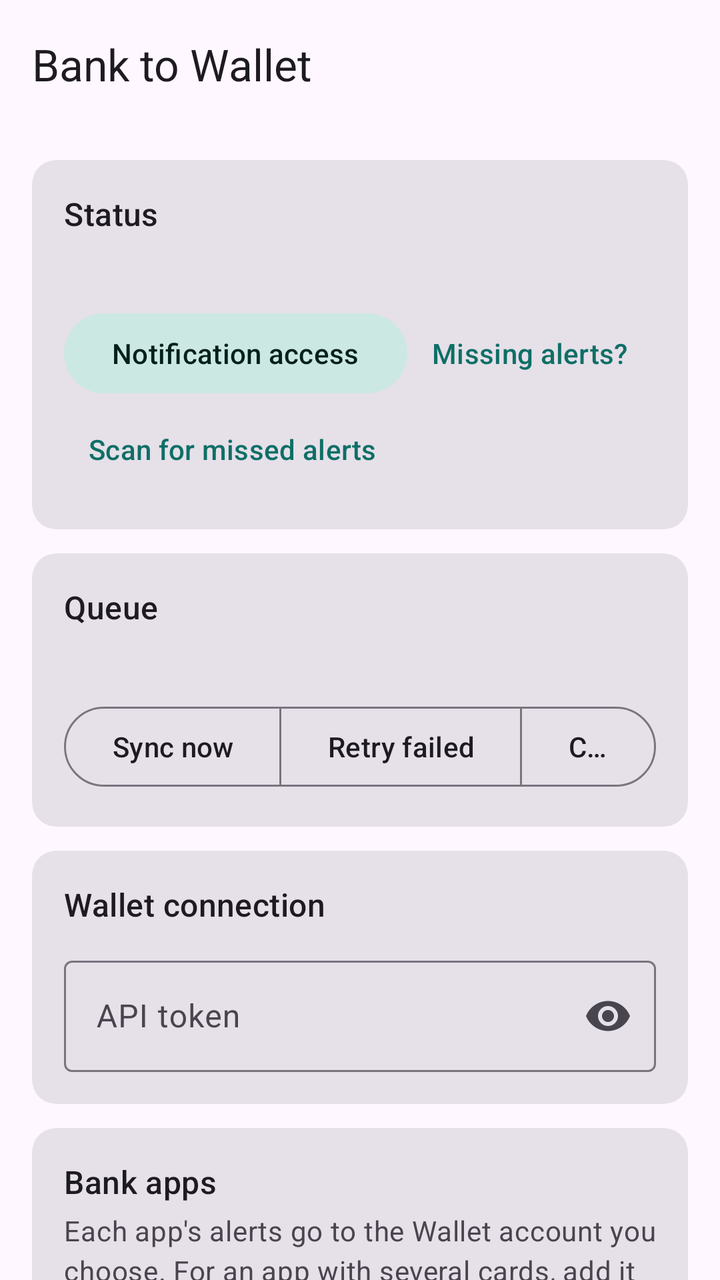
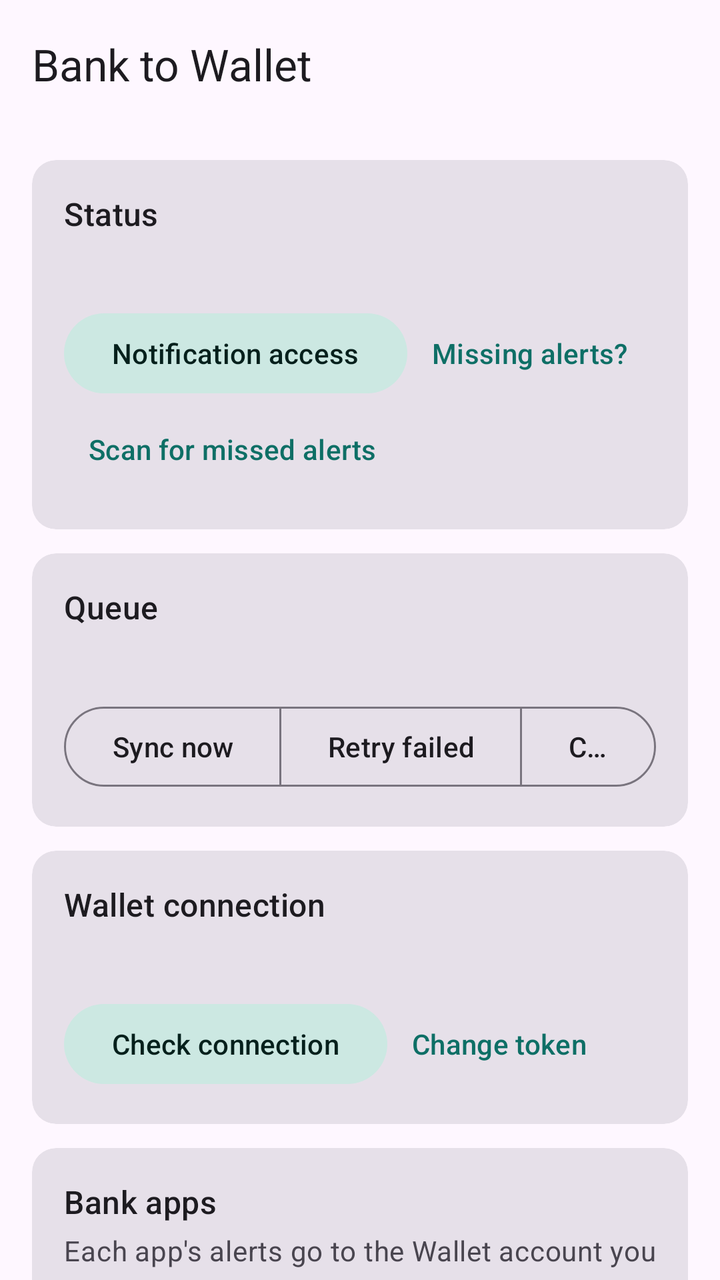

Before-and-after screenshots of an Android layout around one commit, followed by the original layout XML and the change that was made.
<!-- AndroidManifest.xml: application theme Theme.BankSync -->
<!-- res/layout/activity_main.xml -->
<?xml version="1.0" encoding="utf-8"?>
<androidx.coordinatorlayout.widget.CoordinatorLayout xmlns:android="http://schemas.android.com/apk/res/android"
    xmlns:app="http://schemas.android.com/apk/res-auto"
    android:layout_width="match_parent"
    android:layout_height="match_parent"
    android:fitsSystemWindows="true">

    <com.google.android.material.appbar.AppBarLayout
        android:layout_width="match_parent"
        android:layout_height="wrap_content">

        <com.google.android.material.appbar.MaterialToolbar
            android:id="@+id/toolbar"
            android:layout_width="match_parent"
            android:layout_height="?attr/actionBarSize"
            app:title="Bank to Wallet" />
    </com.google.android.material.appbar.AppBarLayout>

    <androidx.core.widget.NestedScrollView
        android:layout_width="match_parent"
        android:layout_height="match_parent"
        android:clipToPadding="false"
        app:layout_behavior="@string/appbar_scrolling_view_behavior">

        <LinearLayout
            android:layout_width="match_parent"
            android:layout_height="wrap_content"
            android:orientation="vertical"
            android:padding="16dp">

            
            <com.google.android.material.card.MaterialCardView
                style="@style/Widget.BankSync.Card"
                android:layout_width="match_parent"
                android:layout_height="wrap_content">

                <LinearLayout
                    android:layout_width="match_parent"
                    android:layout_height="wrap_content"
                    android:orientation="vertical"
                    android:padding="16dp">

                    <TextView
                        android:layout_width="wrap_content"
                        android:layout_height="wrap_content"
                        android:text="Status"
                        android:textAppearance="?attr/textAppearanceTitleMedium" />

                    <TextView
                        android:id="@+id/statusText"
                        android:layout_width="match_parent"
                        android:layout_height="wrap_content"
                        android:layout_marginTop="8dp"
                        android:textAppearance="?attr/textAppearanceBodyMedium" />

                    <LinearLayout
                        android:layout_width="match_parent"
                        android:layout_height="wrap_content"
                        android:layout_marginTop="8dp"
                        android:orientation="horizontal">

                        <Button
                            android:id="@+id/grantButton"
                            style="@style/Widget.Material3.Button.TonalButton"
                            android:layout_width="wrap_content"
                            android:layout_height="wrap_content"
                            android:text="Notification access" />

                        <Button
                            android:id="@+id/batteryButton"
                            style="@style/Widget.Material3.Button.TextButton"
                            android:layout_width="wrap_content"
                            android:layout_height="wrap_content"
                            android:text="Missing alerts?" />
                    </LinearLayout>

                    <Button
                        android:id="@+id/scanButton"
                        style="@style/Widget.Material3.Button.TextButton"
                        android:layout_width="wrap_content"
                        android:layout_height="wrap_content"
                        android:text="Scan for missed alerts" />
                </LinearLayout>
            </com.google.android.material.card.MaterialCardView>

            
            <com.google.android.material.card.MaterialCardView
                style="@style/Widget.BankSync.Card"
                android:layout_width="match_parent"
                android:layout_height="wrap_content">

                <LinearLayout
                    android:layout_width="match_parent"
                    android:layout_height="wrap_content"
                    android:orientation="vertical"
                    android:padding="16dp">

                    <TextView
                        android:layout_width="wrap_content"
                        android:layout_height="wrap_content"
                        android:text="Queue"
                        android:textAppearance="?attr/textAppearanceTitleMedium" />

                    <TextView
                        android:id="@+id/queueText"
                        android:layout_width="match_parent"
                        android:layout_height="wrap_content"
                        android:layout_marginTop="8dp"
                        android:textAppearance="?attr/textAppearanceBodyMedium" />

                    <com.google.android.material.button.MaterialButtonToggleGroup
                        android:layout_width="wrap_content"
                        android:layout_height="wrap_content"
                        android:layout_marginTop="8dp">

                        <Button
                            android:id="@+id/syncButton"
                            style="?attr/materialButtonOutlinedStyle"
                            android:layout_width="wrap_content"
                            android:layout_height="wrap_content"
                            android:text="Sync now" />

                        <Button
                            android:id="@+id/retryButton"
                            style="?attr/materialButtonOutlinedStyle"
                            android:layout_width="wrap_content"
                            android:layout_height="wrap_content"
                            android:text="Retry failed" />

                        <Button
                            android:id="@+id/clearButton"
                            style="?attr/materialButtonOutlinedStyle"
                            android:layout_width="wrap_content"
                            android:layout_height="wrap_content"
                            android:text="Clear" />
                    </com.google.android.material.button.MaterialButtonToggleGroup>
                </LinearLayout>
            </com.google.android.material.card.MaterialCardView>

            
            <com.google.android.material.card.MaterialCardView
                style="@style/Widget.BankSync.Card"
                android:layout_width="match_parent"
                android:layout_height="wrap_content">

                <LinearLayout
                    android:layout_width="match_parent"
                    android:layout_height="wrap_content"
                    android:orientation="vertical"
                    android:padding="16dp">

                    <TextView
                        android:layout_width="wrap_content"
                        android:layout_height="wrap_content"
                        android:text="Wallet connection"
                        android:textAppearance="?attr/textAppearanceTitleMedium" />

                    <com.google.android.material.textfield.TextInputLayout
                        android:id="@+id/tokenLayout"
                        style="@style/Widget.Material3.TextInputLayout.OutlinedBox"
                        android:layout_width="match_parent"
                        android:layout_height="wrap_content"
                        android:layout_marginTop="12dp"
                        android:hint="API token"
                        app:endIconMode="password_toggle">

                        <com.google.android.material.textfield.TextInputEditText
                            android:id="@+id/tokenInput"
                            android:layout_width="match_parent"
                            android:layout_height="wrap_content"
                            android:inputType="textPassword" />
                    </com.google.android.material.textfield.TextInputLayout>

                </LinearLayout>
            </com.google.android.material.card.MaterialCardView>

            
            <com.google.android.material.card.MaterialCardView
                style="@style/Widget.BankSync.Card"
                android:layout_width="match_parent"
                android:layout_height="wrap_content">

                <LinearLayout
                    android:layout_width="match_parent"
                    android:layout_height="wrap_content"
                    android:orientation="vertical"
                    android:padding="16dp">

                    <TextView
                        android:layout_width="wrap_content"
                        android:layout_height="wrap_content"
                        android:text="Bank apps"
                        android:textAppearance="?attr/textAppearanceTitleMedium" />

                    <TextView
                        android:layout_width="match_parent"
                        android:layout_height="wrap_content"
                        android:layout_marginTop="4dp"
                        android:text="Each app's alerts go to the Wallet account you choose. For an app with several cards, add it once per card."
                        android:textAppearance="?attr/textAppearanceBodyMedium"
                        android:textColor="?attr/colorOnSurfaceVariant" />

                    <LinearLayout
                        android:id="@+id/rulesList"
                        android:layout_width="match_parent"
                        android:layout_height="wrap_content"
                        android:layout_marginTop="8dp"
                        android:orientation="vertical" />

                    <Button
                        android:id="@+id/addAppButton"
                        style="@style/Widget.Material3.Button.TonalButton"
                        android:layout_width="wrap_content"
                        android:layout_height="wrap_content"
                        android:layout_marginTop="8dp"
                        android:text="Add bank app" />
                </LinearLayout>
            </com.google.android.material.card.MaterialCardView>

            
            <com.google.android.material.card.MaterialCardView
                style="@style/Widget.BankSync.Card"
                android:layout_width="match_parent"
                android:layout_height="wrap_content">

                <LinearLayout
                    android:layout_width="match_parent"
                    android:layout_height="wrap_content"
                    android:orientation="vertical"
                    android:padding="16dp">

                    <TextView
                        android:layout_width="wrap_content"
                        android:layout_height="wrap_content"
                        android:text="Categories"
                        android:textAppearance="?attr/textAppearanceTitleMedium" />

                    <TextView
                        android:layout_width="match_parent"
                        android:layout_height="wrap_content"
                        android:layout_marginTop="4dp"
                        android:text="File transactions under a Wallet category automatically, based on text in the alert such as a shop name."
                        android:textAppearance="?attr/textAppearanceBodyMedium"
                        android:textColor="?attr/colorOnSurfaceVariant" />

                    <LinearLayout
                        android:id="@+id/categoriesList"
                        android:layout_width="match_parent"
                        android:layout_height="wrap_content"
                        android:layout_marginTop="8dp"
                        android:orientation="vertical" />

                    <Button
                        android:id="@+id/addCategoryButton"
                        style="@style/Widget.Material3.Button.TonalButton"
                        android:layout_width="wrap_content"
                        android:layout_height="wrap_content"
                        android:layout_marginTop="8dp"
                        android:text="Add category rule" />
                </LinearLayout>
            </com.google.android.material.card.MaterialCardView>

            
            <com.google.android.material.card.MaterialCardView
                style="@style/Widget.BankSync.Card"
                android:layout_width="match_parent"
                android:layout_height="wrap_content">

                <LinearLayout
                    android:layout_width="match_parent"
                    android:layout_height="wrap_content"
                    android:orientation="vertical"
                    android:padding="16dp">

                    <TextView
                        android:layout_width="wrap_content"
                        android:layout_height="wrap_content"
                        android:text="Behaviour"
                        android:textAppearance="?attr/textAppearanceTitleMedium" />

                    <com.google.android.material.materialswitch.MaterialSwitch
                        android:id="@+id/pausedSwitch"
                        android:layout_width="match_parent"
                        android:layout_height="wrap_content"
                        android:layout_marginTop="8dp"
                        android:text="Pause capture" />

                    <com.google.android.material.materialswitch.MaterialSwitch
                        android:id="@+id/retrySwitch"
                        android:layout_width="match_parent"
                        android:layout_height="wrap_content"
                        android:text="Retry failed uploads automatically" />

                    <com.google.android.material.materialswitch.MaterialSwitch
                        android:id="@+id/wifiSwitch"
                        android:layout_width="match_parent"
                        android:layout_height="wrap_content"
                        android:text="Upload on Wi-Fi only" />

                    <com.google.android.material.materialswitch.MaterialSwitch
                        android:id="@+id/noteSwitch"
                        android:layout_width="match_parent"
                        android:layout_height="wrap_content"
                        android:text="Add notification text as note" />

                    <com.google.android.material.materialswitch.MaterialSwitch
                        android:id="@+id/unclearedSwitch"
                        android:layout_width="match_parent"
                        android:layout_height="wrap_content"
                        android:text="Mark new records as uncleared" />

                    <com.google.android.material.materialswitch.MaterialSwitch
                        android:id="@+id/reviewSwitch"
                        android:layout_width="match_parent"
                        android:layout_height="wrap_content"
                        android:text="Ask before sending each transaction" />

                    <com.google.android.material.materialswitch.MaterialSwitch
                        android:id="@+id/skipExistingSwitch"
                        android:layout_width="match_parent"
                        android:layout_height="wrap_content"
                        android:text="Skip money received that Wallet already has (avoids counting transfers twice)" />

                    <com.google.android.material.materialswitch.MaterialSwitch
                        android:id="@+id/alertsSwitch"
                        android:layout_width="match_parent"
                        android:layout_height="wrap_content"
                        android:text="Alert me when something needs attention" />

                    <com.google.android.material.materialswitch.MaterialSwitch
                        android:id="@+id/lockSwitch"
                        android:layout_width="match_parent"
                        android:layout_height="wrap_content"
                        android:text="Require screen lock to open the app" />

                    <com.google.android.material.textfield.TextInputLayout
                        style="@style/Widget.Material3.TextInputLayout.OutlinedBox"
                        android:layout_width="match_parent"
                        android:layout_height="wrap_content"
                        android:layout_marginTop="12dp"
                        android:hint="Give up after (attempts)">

                        <com.google.android.material.textfield.TextInputEditText
                            android:id="@+id/attemptsInput"
                            android:layout_width="match_parent"
                            android:layout_height="wrap_content"
                            android:inputType="number" />
                    </com.google.android.material.textfield.TextInputLayout>

                    <com.google.android.material.textfield.TextInputLayout
                        style="@style/Widget.Material3.TextInputLayout.OutlinedBox"
                        android:layout_width="match_parent"
                        android:layout_height="wrap_content"
                        android:layout_marginTop="12dp"
                        android:hint="Batch delay (minutes)"
                        app:helperText="Longer saves battery: bursts go out as one request">

                        <com.google.android.material.textfield.TextInputEditText
                            android:id="@+id/delayInput"
                            android:layout_width="match_parent"
                            android:layout_height="wrap_content"
                            android:inputType="number" />
                    </com.google.android.material.textfield.TextInputLayout>

                    <com.google.android.material.textfield.TextInputLayout
                        style="@style/Widget.Material3.TextInputLayout.OutlinedBox"
                        android:layout_width="match_parent"
                        android:layout_height="wrap_content"
                        android:layout_marginTop="12dp"
                        android:hint="Keep history (days)">

                        <com.google.android.material.textfield.TextInputEditText
                            android:id="@+id/keepInput"
                            android:layout_width="match_parent"
                            android:layout_height="wrap_content"
                            android:inputType="number" />
                    </com.google.android.material.textfield.TextInputLayout>

                    <com.google.android.material.textfield.TextInputLayout
                        style="@style/Widget.Material3.TextInputLayout.OutlinedBox"
                        android:layout_width="match_parent"
                        android:layout_height="wrap_content"
                        android:layout_marginTop="12dp"
                        android:hint="Ignore notifications containing"
                        app:helperText="Comma-separated words">

                        <com.google.android.material.textfield.TextInputEditText
                            android:id="@+id/ignoreInput"
                            android:layout_width="match_parent"
                            android:layout_height="wrap_content"
                            android:inputType="textNoSuggestions" />
                    </com.google.android.material.textfield.TextInputLayout>

                    <com.google.android.material.textfield.TextInputLayout
                        style="@style/Widget.Material3.TextInputLayout.OutlinedBox"
                        android:layout_width="match_parent"
                        android:layout_height="wrap_content"
                        android:layout_marginTop="12dp"
                        android:hint="Catch-up window (hours)"
                        app:helperText="How far back &quot;Scan for missed alerts&quot; looks. Never longer than your history days.">

                        <com.google.android.material.textfield.TextInputEditText
                            android:id="@+id/catchUpInput"
                            android:layout_width="match_parent"
                            android:layout_height="wrap_content"
                            android:inputType="number" />
                    </com.google.android.material.textfield.TextInputLayout>

                    <Button
                        android:id="@+id/saveButton"
                        android:layout_width="match_parent"
                        android:layout_height="wrap_content"
                        android:layout_marginTop="16dp"
                        android:text="Save settings" />
                </LinearLayout>
            </com.google.android.material.card.MaterialCardView>

            
            <com.google.android.material.card.MaterialCardView
                style="@style/Widget.BankSync.Card"
                android:layout_width="match_parent"
                android:layout_height="wrap_content">

                <LinearLayout
                    android:layout_width="match_parent"
                    android:layout_height="wrap_content"
                    android:orientation="vertical"
                    android:padding="16dp">

                    <TextView
                        android:layout_width="wrap_content"
                        android:layout_height="wrap_content"
                        android:text="Recent activity"
                        android:textAppearance="?attr/textAppearanceTitleMedium" />

                    <LinearLayout
                        android:id="@+id/recentList"
                        android:layout_width="match_parent"
                        android:layout_height="wrap_content"
                        android:layout_marginTop="8dp"
                        android:orientation="vertical" />
                </LinearLayout>
            </com.google.android.material.card.MaterialCardView>
        </LinearLayout>
    </androidx.core.widget.NestedScrollView>
</androidx.coordinatorlayout.widget.CoordinatorLayout>
<!-- resources referenced by this layout -->
<resources>
  <style name="Widget.BankSync.Card" parent="Widget.Material3.CardView.Filled">
          <item name="android:layout_marginBottom">12dp</item>
      </style>
  <style name="Theme.BankSync" parent="Theme.Material3.DayNight.NoActionBar">
          <item name="colorPrimary">#0E6F66</item>
          <item name="colorOnPrimary">#FFFFFF</item>
          <item name="colorPrimaryContainer">#74F8E5</item>
          <item name="colorOnPrimaryContainer">#00201C</item>
          <item name="colorSecondaryContainer">#CCE8E2</item>
          <item name="colorOnSecondaryContainer">#05201C</item>
          <item name="android:statusBarColor">@android:color/transparent</item>
          <item name="android:navigationBarColor">@android:color/transparent</item>
          <item name="android:windowLightStatusBar">true</item>
      </style>
</resources>

<!-- the commit's change to res/layout/activity_main.xml (unified diff, before → after) -->
@@ -155,21 +155,66 @@
                         android:text="Wallet connection"
                         android:textAppearance="?attr/textAppearanceTitleMedium" />
 
-                    <com.google.android.material.textfield.TextInputLayout
-                        android:id="@+id/tokenLayout"
-                        style="@style/Widget.Material3.TextInputLayout.OutlinedBox"
-                        android:layout_width="match_parent"
-                        android:layout_height="wrap_content"
-                        android:layout_marginTop="12dp"
-                        android:hint="API token"
-                        app:endIconMode="password_toggle">
-
-                        <com.google.android.material.textfield.TextInputEditText
-                            android:id="@+id/tokenInput"
-                            android:layout_width="match_parent"
-                            android:layout_height="wrap_content"
-                            android:inputType="textPassword" />
-                    </com.google.android.material.textfield.TextInputLayout>
+                    <TextView
+                        android:id="@+id/tokenStatus"
+                        android:layout_width="match_parent"
+                        android:layout_height="wrap_content"
+                        android:layout_marginTop="8dp"
+                        android:textAppearance="?attr/textAppearanceBodyMedium" />
+
+                    
+                    <LinearLayout
+                        android:id="@+id/tokenEdit"
+                        android:layout_width="match_parent"
+                        android:layout_height="wrap_content"
+                        android:orientation="vertical"
+                        android:visibility="gone">
+
+                        <com.google.android.material.textfield.TextInputLayout
+                            android:id="@+id/tokenLayout"
+                            style="@style/Widget.Material3.TextInputLayout.OutlinedBox"
+                            android:layout_width="match_parent"
+                            android:layout_height="wrap_content"
+                            android:layout_marginTop="12dp"
+                            android:hint="API token"
+                            app:endIconMode="password_toggle">
+
+                            <com.google.android.material.textfield.TextInputEditText
+                                android:id="@+id/tokenInput"
+                                android:layout_width="match_parent"
+                                android:layout_height="wrap_content"
+                                android:inputType="textPassword" />
+                        </com.google.android.material.textfield.TextInputLayout>
+
+                        <TextView
+                            android:id="@+id/tokenHelp"
+                            android:layout_width="match_parent"
+                            android:layout_height="wrap_content"
+                            android:layout_marginTop="4dp"
+                            android:textAppearance="?attr/textAppearanceBodySmall"
+                            android:textColor="?attr/colorOnSurfaceVariant" />
+                    </LinearLayout>
+
+                    <LinearLayout
+                        android:layout_width="match_parent"
+                        android:layout_height="wrap_content"
+                        android:layout_marginTop="8dp"
+                        android:orientation="horizontal">
+
+                        <Button
+                            android:id="@+id/tokenCheck"
+                            style="@style/Widget.Material3.Button.TonalButton"
+                            android:layout_width="wrap_content"
+                            android:layout_height="wrap_content"
+                            android:text="Check connection" />
+
+                        <Button
+                            android:id="@+id/tokenChange"
+                            style="@style/Widget.Material3.Button.TextButton"
+                            android:layout_width="wrap_content"
+                            android:layout_height="wrap_content"
+                            android:text="Change token" />
+                    </LinearLayout>
 
                 </LinearLayout>
             </com.google.android.material.card.MaterialCardView>
